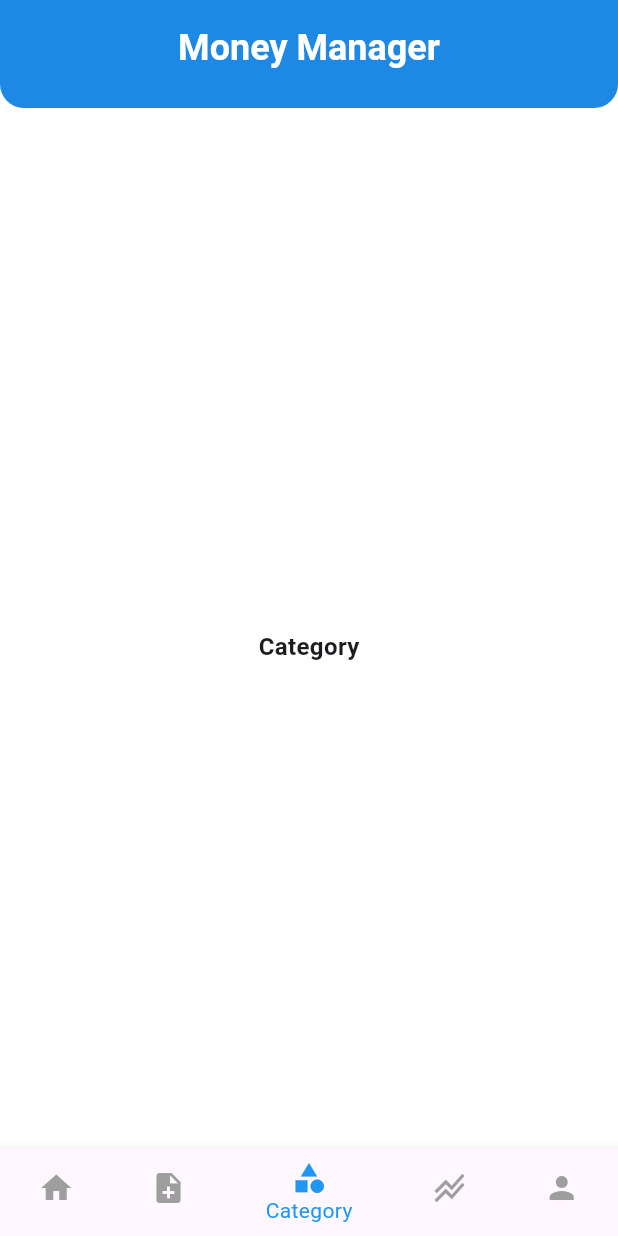
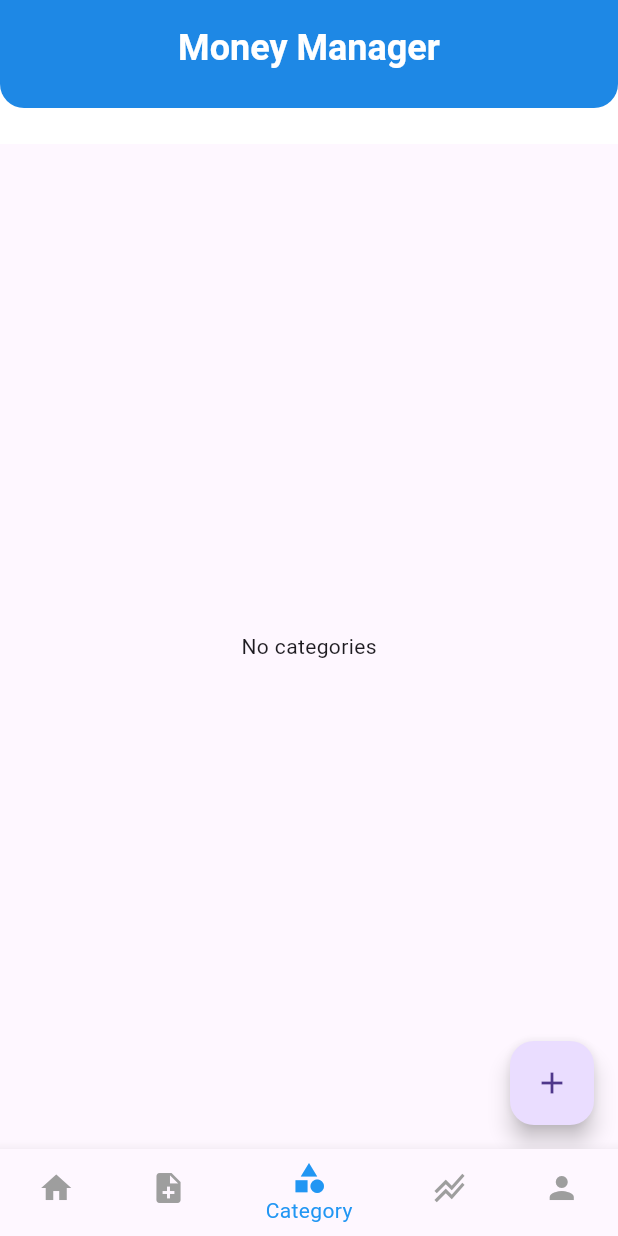
Before and after one commit to ddedida/fp-ppb-expense-tracker, a Flutter app: the screen it shows after launch, item 3 of the bottom bar chosen, on a phone screen of 412 x 824 dp. Run offline on Flutter 3.47's test engine with Material 3 defaults, Android fonts, the phone set to English and light mode, and no system bars; our stand-ins replace sqflite; accounts and stored records are empty.

Commit message:
feat: add category page

```diff
--- a/lib/main.dart
+++ b/lib/main.dart
@@ -1,4 +1,6 @@
 import 'package:flutter/material.dart';
+import 'package:fp_ppb_expense_tracker/pages/category_add_page.dart';
+import 'package:fp_ppb_expense_tracker/pages/category_page.dart';
 import 'pages/home_page.dart';
 import 'pages/expense_page.dart';
 import 'pages/expense_add_page.dart';
@@ -16,6 +18,8 @@ class MyApp extends StatelessWidget {
       routes: {
         '/expense': (context) => const ExpensePage(),
         '/expense/add': (context) => const ExpenseAddPage(),
+        '/category': (context) => const CategoryPage(),
+        '/category/add': (context) => const CategoryAddPage(),
       },
       debugShowCheckedModeBanner: false,
       home: const HomePage(),
--- /dev/null
+++ b/lib/model/categories.dart
@@ -0,0 +1,64 @@
+const tableCategories = 'categories';
+
+class CategoryFields {
+  static final List<String> values = [
+    id,
+    title,
+    iconTitle,
+    createdAt,
+    updatedAt,
+  ];
+
+  static const String id = '_id';
+  static const String title = 'title';
+  static const String iconTitle = 'iconTitle';
+  static const String createdAt = 'created_at';
+  static const String updatedAt = 'updated_at';
+}
+
+class Category {
+  final int? id;
+  final String? title;
+  final String? iconTitle;
+  final String createdAt;
+  final String updatedAt;
+
+  const Category({
+    this.id,
+    required this.title,
+    required this.iconTitle,
+    required this.createdAt,
+    required this.updatedAt,
+  });
+
+  Category copy({
+    int? id,
+    String? title,
+    String? iconTitle,
+    String? createdAt,
+    String? updatedAt,
+  }) =>
+      Category(
+        id: id ?? this.id,
+        title: title ?? this.title,
+        iconTitle: iconTitle ?? this.iconTitle,
+        createdAt: createdAt ?? this.createdAt,
+        updatedAt: updatedAt ?? this.updatedAt,
+      );
+
+  static Category fromJson(Map<String, Object?> json) => Category(
+    id: json[CategoryFields.id] as int,
+    title: json[CategoryFields.title] as String,
+    iconTitle: json[CategoryFields.iconTitle] as String,
+    createdAt: json[CategoryFields.createdAt] as String,
+    updatedAt: json[CategoryFields.updatedAt] as String,
+  );
+
+  Map<String, Object?> toJson() => {
+    CategoryFields.id: id,
+    CategoryFields.title: title,
+    CategoryFields.iconTitle: iconTitle,
+    CategoryFields.createdAt: createdAt,
+    CategoryFields.updatedAt: updatedAt,
+  };
+}
--- /dev/null
+++ b/lib/pages/category_page.dart
@@ -0,0 +1,71 @@
+import 'package:flutter/material.dart';
+import '../model/categories.dart';
+import '../infrastructure/db/categories.dart';
+
+class CategoryPage extends StatefulWidget {
+  const CategoryPage({super.key});
+
+  @override
+  State<CategoryPage> createState() => _CategoryPageState();
+}
+
+class _CategoryPageState extends State<CategoryPage> {
+  late List<Category> categories;
+  bool isLoading = false;
+
+  Future refreshCategories() async {
+    setState(() => isLoading = true);
+
+    categories = await CategoriesDatabases.instance.readAllCategories();
+
+    setState(() => isLoading = false);
+  }
+
+  @override
+  void initState() {
+    super.initState();
+    refreshCategories();
+  }
+
+  @override
+  void dispose() {
+    CategoriesDatabases.instance.close();
+
+    super.dispose();
+  }
+
+  @override
+  Widget build(BuildContext context) {
+    return Scaffold(
+      body: Center(
+        child: isLoading
+            ? const CircularProgressIndicator()
+            : categories.isEmpty
+            ? const Text('No categories')
+            : buildCard(),
+      ),
+      floatingActionButton: FloatingActionButton(
+        onPressed: () {
+          Navigator.of(context).pushNamed('/category/add');
+        },
+        child: const Icon(Icons.add),
+      ),
+    );
+  }
+
+  Widget buildCard() => ListView.builder(
+    itemCount: categories.length,
+    itemBuilder: (context, index) {
+      final category = categories[index];
+
+      return Card(
+        margin: const EdgeInsets.all(8.0),
+        elevation: 4.0,
+        child: ListTile(
+          title: Text(category.title ?? 'No title'),
+          subtitle: Text(category.iconTitle ?? 'No icon'),
+        ),
+      );
+    },
+  );
+}
--- a/lib/pages/home_page.dart
+++ b/lib/pages/home_page.dart
@@ -1,5 +1,6 @@
 import 'package:flutter/material.dart';
 import 'package:fp_ppb_expense_tracker/pages/expense_page.dart';
+import 'package:fp_ppb_expense_tracker/pages/category_page.dart';
 
 class HomePage extends StatefulWidget {
   const HomePage({super.key});
@@ -14,8 +15,7 @@ class _HomePageState extends State<HomePage> {
   static const List<Widget> _widgetOptions = <Widget>[
     Text('Home', style: TextStyle(fontSize: 16.0, fontWeight: FontWeight.w600)),
     ExpensePage(),
-    Text('Category',
-        style: TextStyle(fontSize: 16.0, fontWeight: FontWeight.w600)),
+    CategoryPage(),
     Text('Stats',
         style: TextStyle(fontSize: 16.0, fontWeight: FontWeight.w600)),
     Text('User', style: TextStyle(fontSize: 16.0, fontWeight: FontWeight.w600)),
```
Also changed, not shown: lib/infrastructure/db/categories.dart (added, +101 -0 lines), lib/pages/category_add_page.dart (added, +114 -0 lines).
